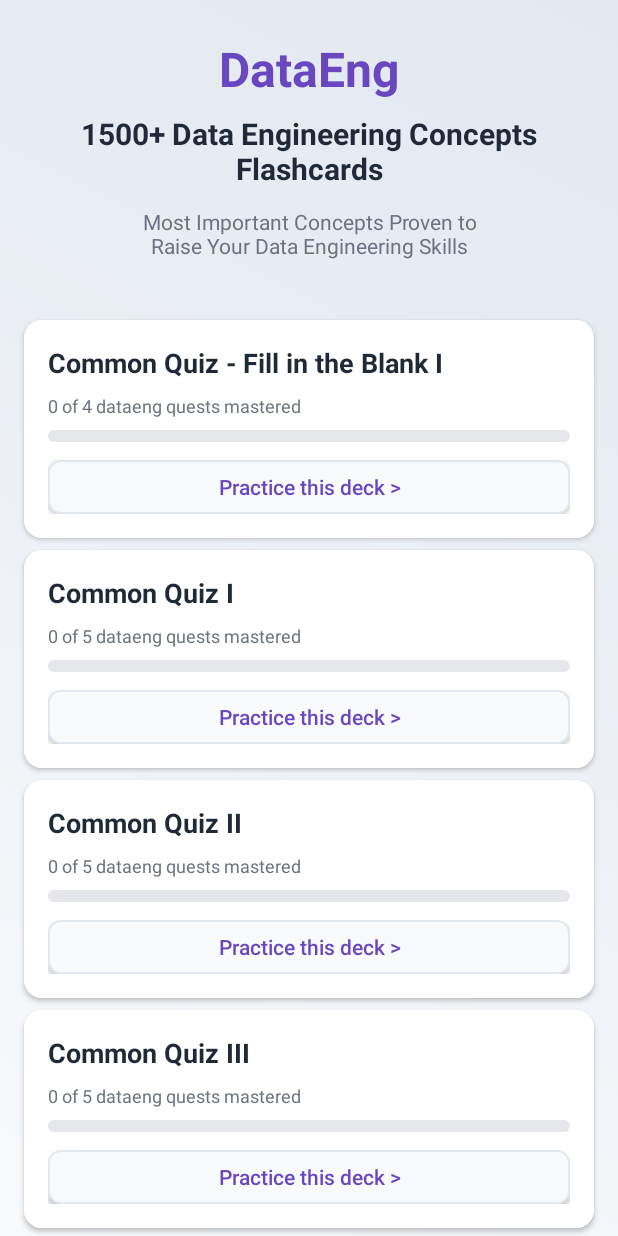
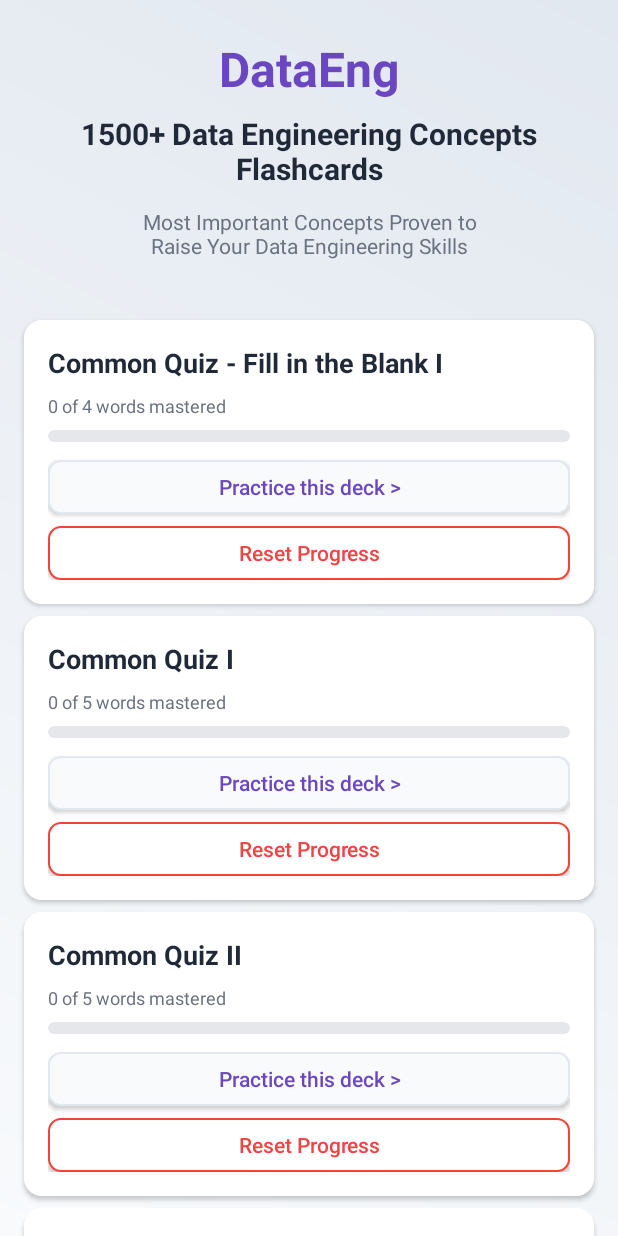
Before and after one commit to mehadi-trackrep/DataEngFlashcards, an Android app: the screen it shows after launch (MainActivity), on a phone screen of 412 x 824 dp. Run offline under Robolectric (Android 15) with nearby library versions, the phone set to English and light mode, and no system bars.

Commit message:
Add reset button - v2

```diff
--- /dev/null
+++ b/app/src/main/res/drawable/reset_button_background.xml
@@ -0,0 +1,48 @@
+<?xml version="1.0" encoding="utf-8"?>
+<selector xmlns:android="http://schemas.android.com/apk/res/android">
+
+    <!-- Pressed state -->
+    <item android:state_pressed="true">
+        <shape android:shape="rectangle">
+            <solid android:color="#F5F5F5" />
+            <corners android:radius="8dp" />
+            <stroke
+                android:width="2dp"
+                android:color="#F44336" />
+        </shape>
+    </item>
+
+    <!-- Disabled state -->
+    <item android:state_enabled="false">
+        <shape android:shape="rectangle">
+            <solid android:color="#FFFFFF" />
+            <corners android:radius="8dp" />
+            <stroke
+                android:width="1dp"
+                android:color="#BDBDBD" />
+        </shape>
+    </item>
+
+    <!-- Focused state -->
+    <item android:state_focused="true">
+        <shape android:shape="rectangle">
+            <solid android:color="#FFFFFF" />
+            <corners android:radius="8dp" />
+            <stroke
+                android:width="2dp"
+                android:color="#F44336" />
+        </shape>
+    </item>
+
+    <!-- Default/Normal state -->
+    <item>
+        <shape android:shape="rectangle">
+            <solid android:color="#FFFFFF" />
+            <corners android:radius="8dp" />
+            <stroke
+                android:width="1dp"
+                android:color="#F44336" />
+        </shape>
+    </item>
+
+</selector>
--- a/app/src/main/res/layout/item_category.xml
+++ b/app/src/main/res/layout/item_category.xml
@@ -56,6 +56,18 @@
             android:textSize="14sp"
             android:textColor="#6B46C1"
             android:background="@drawable/practice_button_background"
+            android:textAllCaps="false"
+            android:layout_marginBottom="8dp" />
+
+        <!-- Reset Button -->
+        <Button
+            android:id="@+id/resetButton"
+            android:layout_width="match_parent"
+            android:layout_height="36dp"
+            android:text="Reset Progress"
+            android:textSize="14sp"
+            android:textColor="#EF4444"
+            android:background="@drawable/reset_button_background"
             android:textAllCaps="false" />
 
     </LinearLayout>
```
Also changed, not shown: app/src/main/java/com/example/dataengflashcards/DatabaseHelper.kt (+45 -0 lines), app/src/main/java/com/example/dataengflashcards/MainActivity.kt (+74 -15 lines).
